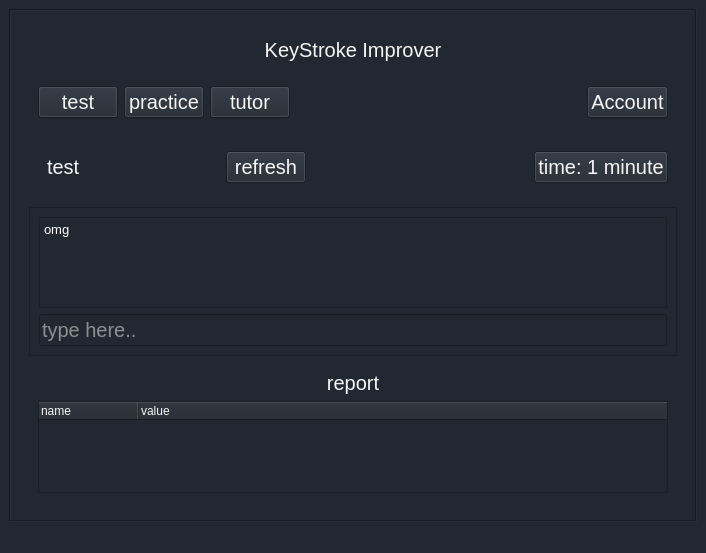
First picture: the form in home.ui, repository Prakash5209/typing_tutor, before the edit.
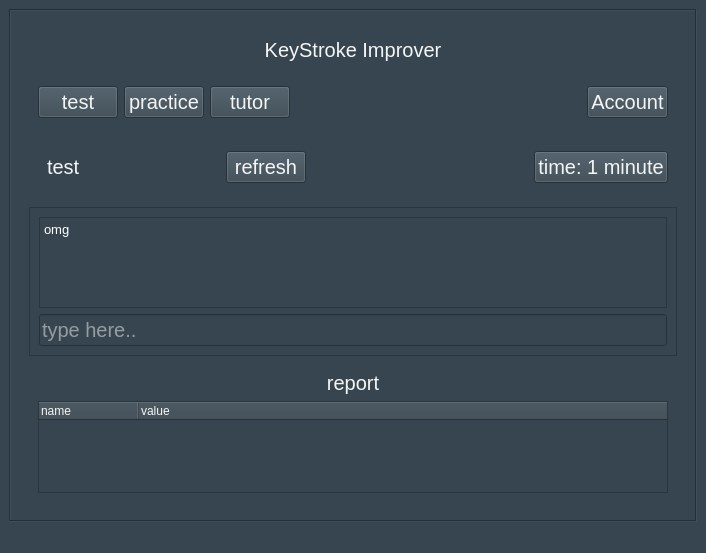
Second picture: the form after the edit.

The edit to the form file:
```diff
--- a/home.ui
+++ b/home.ui
@@ -26,7 +26,7 @@
    <string>MainWindow</string>
   </property>
   <property name="styleSheet">
-   <string notr="true">background-color:#222831;</string>
+   <string notr="true">background-color:#36454F;</string>
   </property>
   <widget class="QWidget" name="centralwidget">
    <layout class="QGridLayout" name="gridLayout">
@@ -431,7 +431,7 @@
                 <x>0</x>
                 <y>0</y>
                 <width>648</width>
-                <height>127</height>
+                <height>131</height>
                </rect>
               </property>
               <layout class="QVBoxLayout" name="verticalLayout_2">
```
